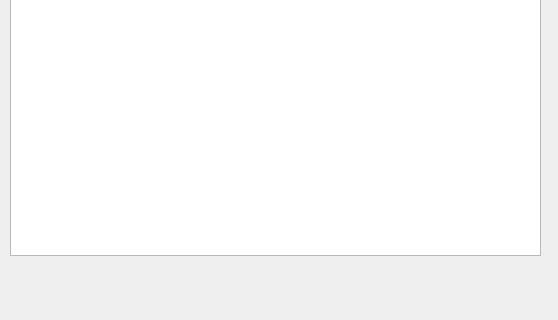
This is MainLaunch_qt/tentantswishlist.ui in luohanqing0318/graduation-design as Qt 5 draws it before an edit; both pictures show x 0 to 558 and y 265 to 585 of the 558 by 585 pixel window. The edited form follows.
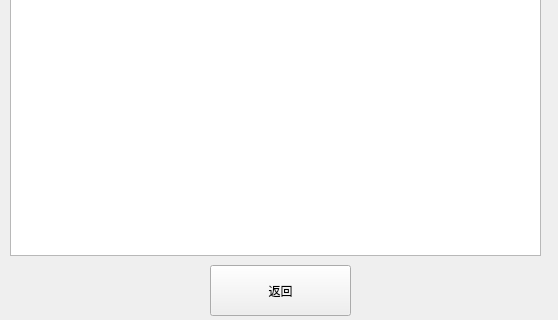
This is the edited form.

```diff
--- a/MainLaunch_qt/tentantswishlist.ui
+++ b/MainLaunch_qt/tentantswishlist.ui
@@ -23,6 +23,22 @@
     </rect>
    </property>
   </widget>
+  <widget class="QPushButton" name="pushButton">
+   <property name="geometry">
+    <rect>
+     <x>210</x>
+     <y>530</y>
+     <width>141</width>
+     <height>51</height>
+    </rect>
+   </property>
+   <property name="styleSheet">
+    <string notr="true">font: 25 14pt &quot;Microsoft YaHei&quot;;</string>
+   </property>
+   <property name="text">
+    <string>返回</string>
+   </property>
+  </widget>
  </widget>
  <resources/>
  <connections/>
```
Left out of the diff: 2 changed lines with no effect on the pictures.
